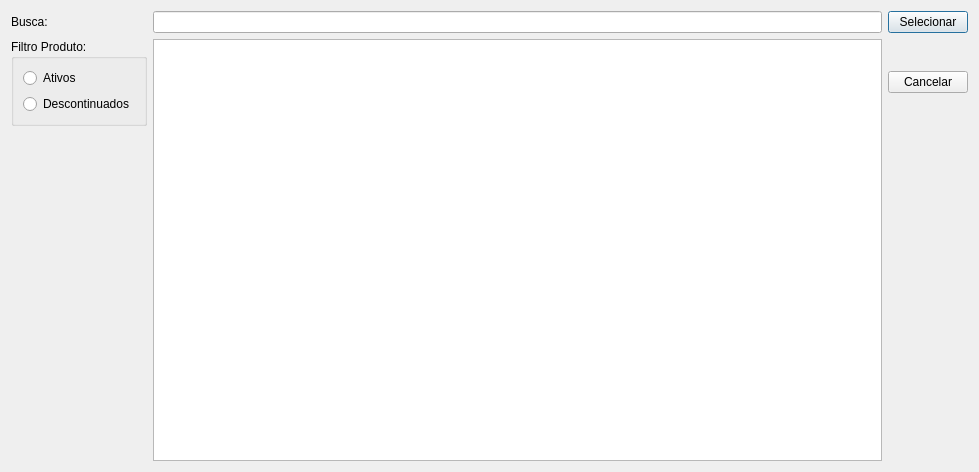
Old version of the form searchdialog.ui in the repository lellisls/ERP-STACCATO.
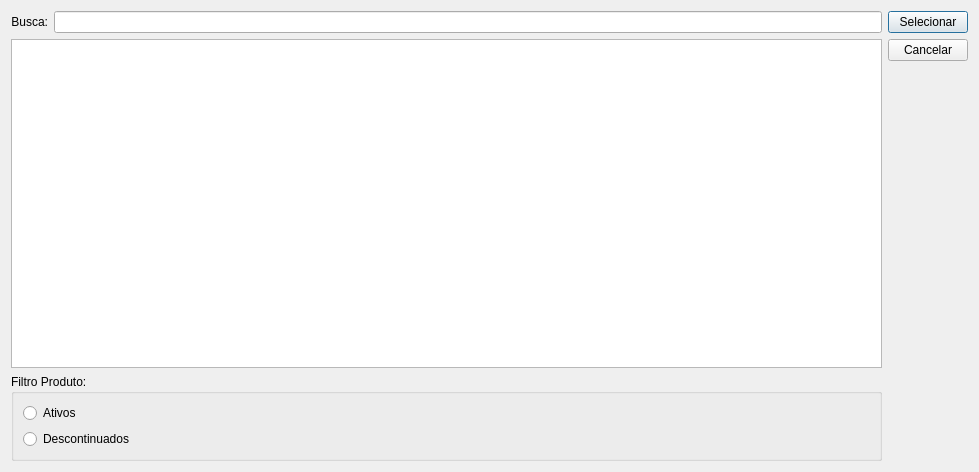
New version of the form.

Commit message: Alterações estéticas na SearchDialog

What changed in the file:
```diff
--- a/searchdialog.ui
+++ b/searchdialog.ui
@@ -17,20 +17,57 @@
    <locale language="Portuguese" country="Brazil"/>
   </property>
   <layout class="QGridLayout" name="gridLayout">
-   <item row="0" column="2">
-    <widget class="QPushButton" name="pushButtonSelecionar">
-     <property name="text">
-      <string>Selecionar</string>
+   <item row="0" column="1">
+    <widget class="QLineEdit" name="lineEditBusca">
+     <property name="toolTip">
+      <string>&lt;html&gt;&lt;head/&gt;&lt;body&gt;&lt;p&gt;Escreva aqui os termos da busca&lt;/p&gt;&lt;/body&gt;&lt;/html&gt;</string>
      </property>
-     <property name="default">
+     <property name="clearButtonEnabled">
       <bool>true</bool>
      </property>
     </widget>
    </item>
+   <item row="0" column="2" rowspan="2">
+    <layout class="QVBoxLayout" name="verticalLayout">
+     <item>
+      <widget class="QPushButton" name="pushButtonSelecionar">
+       <property name="text">
+        <string>Selecionar</string>
+       </property>
+       <property name="default">
+        <bool>true</bool>
+       </property>
+      </widget>
+     </item>
+     <item>
+      <widget class="QPushButton" name="pushButtonCancelar">
+       <property name="text">
+        <string>Cancelar</string>
+       </property>
+       <property name="autoDefault">
+        <bool>false</bool>
+       </property>
+      </widget>
+     </item>
+     <item>
+      <spacer name="verticalSpacer">
+       <property name="orientation">
+        <enum>Qt::Vertical</enum>
+       </property>
+       <property name="sizeHint" stdset="0">
+        <size>
+         <width>20</width>
+         <height>40</height>
+        </size>
+       </property>
+      </spacer>
+     </item>
+    </layout>
+   </item>
    <item row="0" column="0">
     <widget class="QLabel" name="labelBusca">
      <property name="sizePolicy">
-      <sizepolicy hsizetype="Fixed" vsizetype="Preferred">
+      <sizepolicy hsizetype="Preferred" vsizetype="Preferred">
        <horstretch>0</horstretch>
        <verstretch>0</verstretch>
       </sizepolicy>
@@ -38,29 +75,12 @@
      <property name="text">
       <string>Busca:</string>
      </property>
-    </widget>
-   </item>
-   <item row="0" column="1">
-    <widget class="QLineEdit" name="lineEditBusca">
-     <property name="toolTip">
-      <string>&lt;html&gt;&lt;head/&gt;&lt;body&gt;&lt;p&gt;Escreva aqui os termos da busca&lt;/p&gt;&lt;/body&gt;&lt;/html&gt;</string>
+     <property name="alignment">
+      <set>Qt::AlignRight|Qt::AlignTrailing|Qt::AlignVCenter</set>
      </property>
-     <property name="clearButtonEnabled">
-      <bool>true</bool>
-     </property>
     </widget>
    </item>
-   <item row="1" column="2">
-    <widget class="QPushButton" name="pushButtonCancelar">
-     <property name="text">
-      <string>Cancelar</string>
-     </property>
-     <property name="autoDefault">
-      <bool>false</bool>
-     </property>
-    </widget>
-   </item>
-   <item row="1" column="1" rowspan="2">
+   <item row="1" column="0" colspan="2">
     <widget class="QTableView" name="tableBusca">
      <property name="toolTip">
       <string>&lt;html&gt;&lt;head/&gt;&lt;body&gt;&lt;p&gt;Clique duas vezes sobre a linha para selecionar&lt;/p&gt;&lt;/body&gt;&lt;/html&gt;</string>
@@ -82,7 +102,7 @@
      </property>
     </widget>
    </item>
-   <item row="1" column="0">
+   <item row="2" column="0" colspan="2">
     <widget class="QGroupBox" name="groupBoxFiltrosProduto">
      <property name="title">
       <string>Filtro Produto:</string>
```
